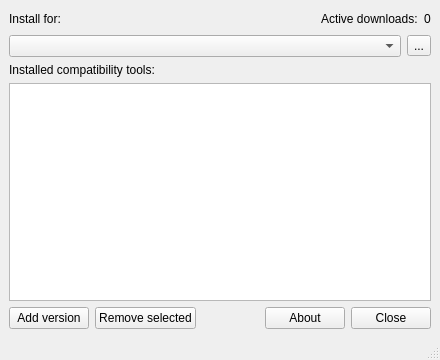
The window that share/pupgui2/ui/pupgui2_mainwindow.ui (DavidoTek/ProtonUp-Qt) describes before a commit, drawn with Qt 5.
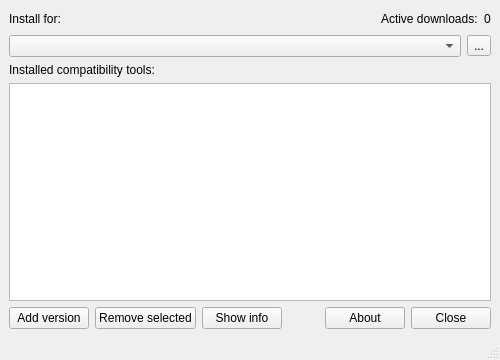
The same window after the commit. Icons and pictures are not drawn.

Commit message:
Add button to show ctinfo
Close https://github.com/DavidoTek/ProtonUp-Qt/issues/34

Diff of the .ui file:
```diff
--- a/share/pupgui2/ui/pupgui2_mainwindow.ui
+++ b/share/pupgui2/ui/pupgui2_mainwindow.ui
@@ -6,13 +6,13 @@
    <rect>
     <x>0</x>
     <y>0</y>
-    <width>440</width>
+    <width>500</width>
     <height>360</height>
    </rect>
   </property>
   <property name="minimumSize">
    <size>
-    <width>440</width>
+    <width>500</width>
     <height>360</height>
    </size>
   </property>
@@ -122,6 +122,13 @@
         </property>
        </widget>
       </item>
+      <item>
+       <widget class="QPushButton" name="btnShowCtInfo">
+        <property name="text">
+         <string>Show info</string>
+        </property>
+       </widget>
+      </item>
       <item>
        <spacer name="horizontalSpacer">
         <property name="orientation">
```
The commit also changes 1 other file.
